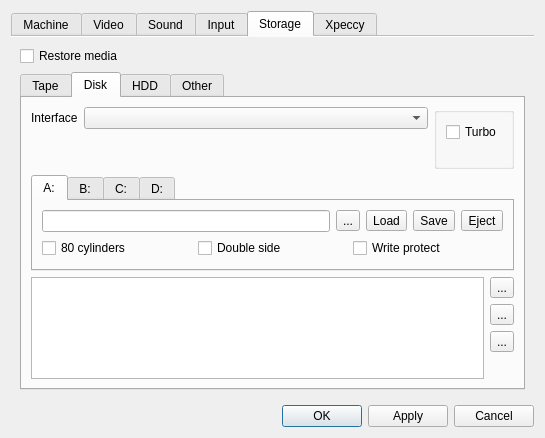
Before: the Qt Designer form ui/setupwin.ui in samstyle/Xpeccy, drawn with Qt 5.
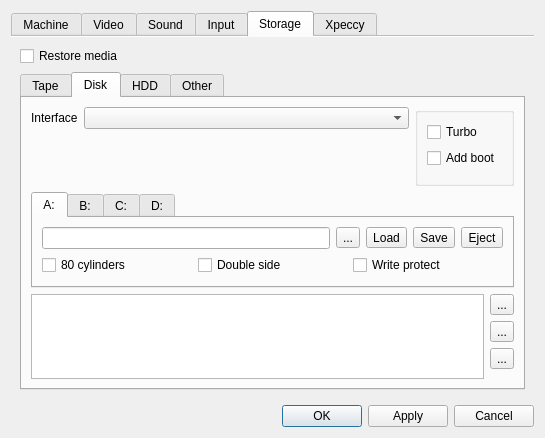
After: the same form once the commit is applied. The open tabs and pages were chosen to show the change. Icons and pictures are not drawn. Custom widgets are drawn as their Qt base class.

Commit message: build 20200619 + deBUGa: add memory map tab + ability to undo boot loading to trdos images

Patch:
```diff
--- a/ui/setupwin.ui
+++ b/ui/setupwin.ui
@@ -1815,6 +1815,13 @@
                     </property>
                    </widget>
                   </item>
+                  <item>
+                   <widget class="QCheckBox" name="cbAddBoot">
+                    <property name="text">
+                     <string>Add boot</string>
+                    </property>
+                   </widget>
+                  </item>
                   <item>
                    <spacer name="verticalSpacer_29">
                     <property name="orientation">
```
The commit also changes 25 other files.
